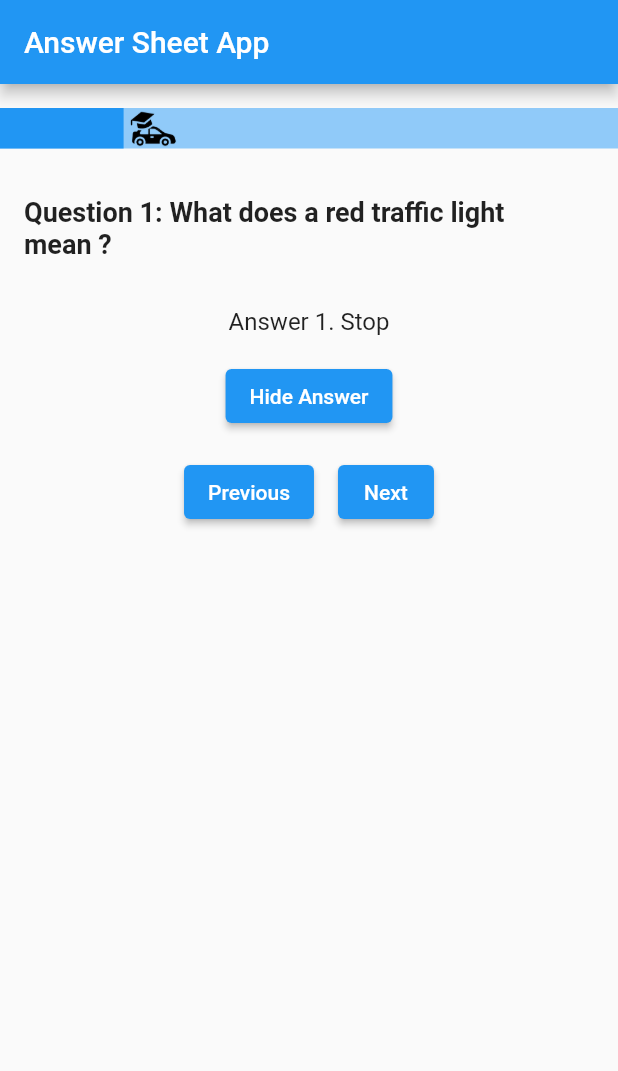
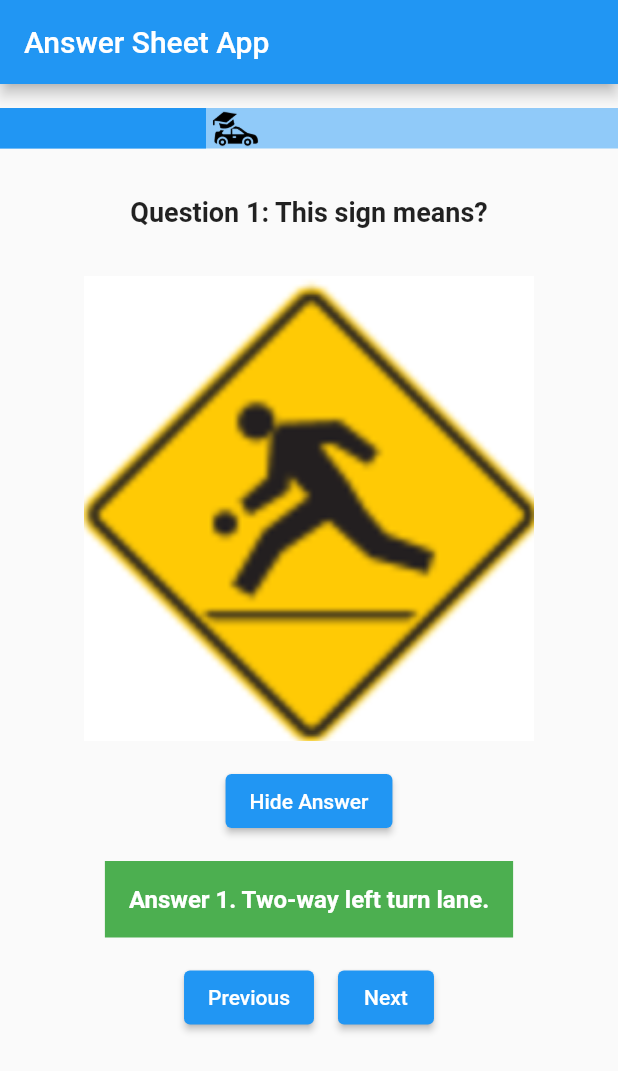
Before and after one commit to saranshahuja/roadschool, a Flutter app: the screen it shows after launch, after a tap on "Show Answer", on a phone screen of 412 x 824 dp. Shown: the top 1071 px of the screen. Run offline on Flutter 3.47's test engine with Material 2 defaults, Android fonts, the phone set to English and light mode, and no system bars; our stand-ins replace firebase_core, fl_chart, google_fonts; accounts and stored records are empty.

Commit message:
Answer Screen updated with logics

```diff
--- a/lib/Pages/AnswerScreen.dart
+++ b/lib/Pages/AnswerScreen.dart
@@ -25,25 +25,21 @@ class AnswerSheetPage extends StatefulWidget {
 class _AnswerSheetPageState extends State<AnswerSheetPage> {
   int _currentQuestionIndex = 0;
   List<String> _questions = [
-    "Question 1: What does a red traffic light mean ?",
-    "Question 2: What should you do when you see a yield sign ?",
-    "Question 3: What does a yellow traffic light mean ?",
-    "Question 4: What does a yellow traffic light mean ?",
-    "Question 5: What does a yellow traffic light mean ?",
-
-    // ... Add more questions
+    "Question 1: This sign means?",
+    "Question 2: This sign means?",
+    "Question 3: This sign means?",
   ];
   List<String> _answers = [
-    "Answer 1. Stop",
-    "Answer 2. Slow down and yield the right-of-way",
-    "Answer 3. Slow down and prepare to stop",
-    "Answer 4. Slow down and prepare to stop",
-    "Answer 5. Slow down and prepare to stop",
-
-    // ... Add more answers
+    "Answer 1. Two-way left turn lane.",
+    "Answer 2. Playground nearby - drive with caution",
+    "Answer 3. Railway crossing ahead - be prepared to stop",
+  ];
+  List<String> _imagePaths = [
+    'assets/images/playground.png',
+    'assets/images/railway.png',
+    'assets/images/twoway.png',
   ];
   bool _showAnswer = false;
-
   void _showNextQuestion() {
     setState(() {
       if (_currentQuestionIndex < _questions.length - 1) {
@@ -52,7 +48,6 @@ class _AnswerSheetPageState extends State<AnswerSheetPage> {
       }
     });
   }
-
   void _showPreviousQuestion() {
     setState(() {
       if (_currentQuestionIndex > 0) {
@@ -86,12 +81,12 @@ class _AnswerSheetPageState extends State<AnswerSheetPage> {
               children: [
                 LinearProgressIndicator(
                   value: progress,
-                  minHeight: 27, // Adjust this height as needed
+                  minHeight: 27,
                 ),
                 Positioned(
                   left: MediaQuery.of(context).size.width * progress,
                   child: Image.asset(
-                    'assets/images/iconwtbg.png', // Provide your image path
+                    'assets/images/iconwtbg.png',
                     height: 40,
                     width: 40,
                   ),
@@ -107,19 +102,32 @@ class _AnswerSheetPageState extends State<AnswerSheetPage> {
               ),
             ),
             SizedBox(height: 16),
-            Padding(
-              padding: const EdgeInsets.symmetric(horizontal: 16.0),
-              child: _showAnswer
-                  ? Text(
-                _answers[_currentQuestionIndex],
-                style: TextStyle(fontSize: 16),
-              )
-                  : Container(),
+            Image.asset(
+              _imagePaths[_currentQuestionIndex % _imagePaths.length],
+              height: 310,
+              width: 300,
+              fit: BoxFit.cover,
             ),
             SizedBox(height: 16),
             ElevatedButton(
               onPressed: _toggleShowAnswer,
               child: Text(_showAnswer ? 'Hide Answer' : 'Show Answer'),
+            ),
+            SizedBox(height: 16),
+            Visibility(
+              visible: _showAnswer,
+              child: Container(
+                color: Colors.green,
+                padding: EdgeInsets.all(16.0),
+                child: Text(
+                  _answers[_currentQuestionIndex],
+                  style: TextStyle(
+                    fontSize: 16,
+                    color: Colors.white,
+                    fontWeight: FontWeight.bold,
+                  ),
+                ),
+              ),
             ),
             SizedBox(height: 16),
             Row(
```
Also changed, not shown: assets/images/carque.png (deleted), assets/images/playground.png (added), assets/images/railway.png (added), assets/images/twoway.png (added).
